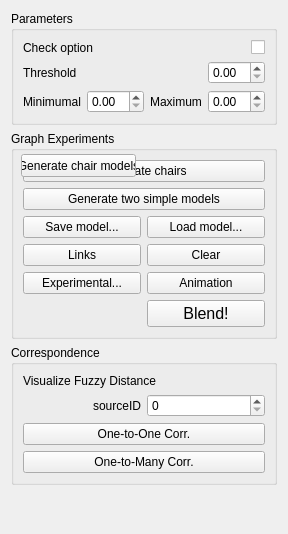
Qt form topo-blend/topo_blend_widget.ui (ialhashim/topo-blend) before a commit.
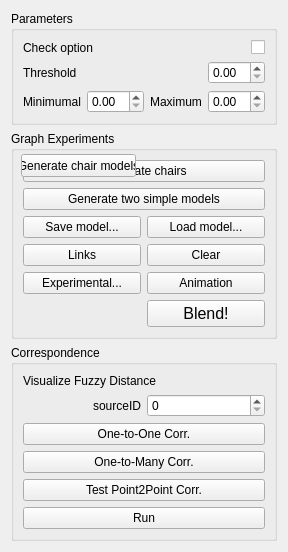
The same form after that commit. Icons and pictures are not drawn.

Patch:
```diff
--- a/topo-blend/topo_blend_widget.ui
+++ b/topo-blend/topo_blend_widget.ui
@@ -227,6 +227,23 @@
         </property>
        </widget>
       </item>
+      <item row="5" column="0" colspan="2">
+       <widget class="QPushButton" name="p2pButton">
+        <property name="text">
+         <string>Test Point2Point Corr.</string>
+        </property>
+       </widget>
+      </item>
+      <item row="6" column="0" colspan="2">
+       <widget class="QPushButton" name="runButton">
+        <property name="styleSheet">
+         <string notr="true">font: 75 8pt &quot;MS Shell Dlg 2&quot;;</string>
+        </property>
+        <property name="text">
+         <string>Run</string>
+        </property>
+       </widget>
+      </item>
      </layout>
     </widget>
    </item>
```
